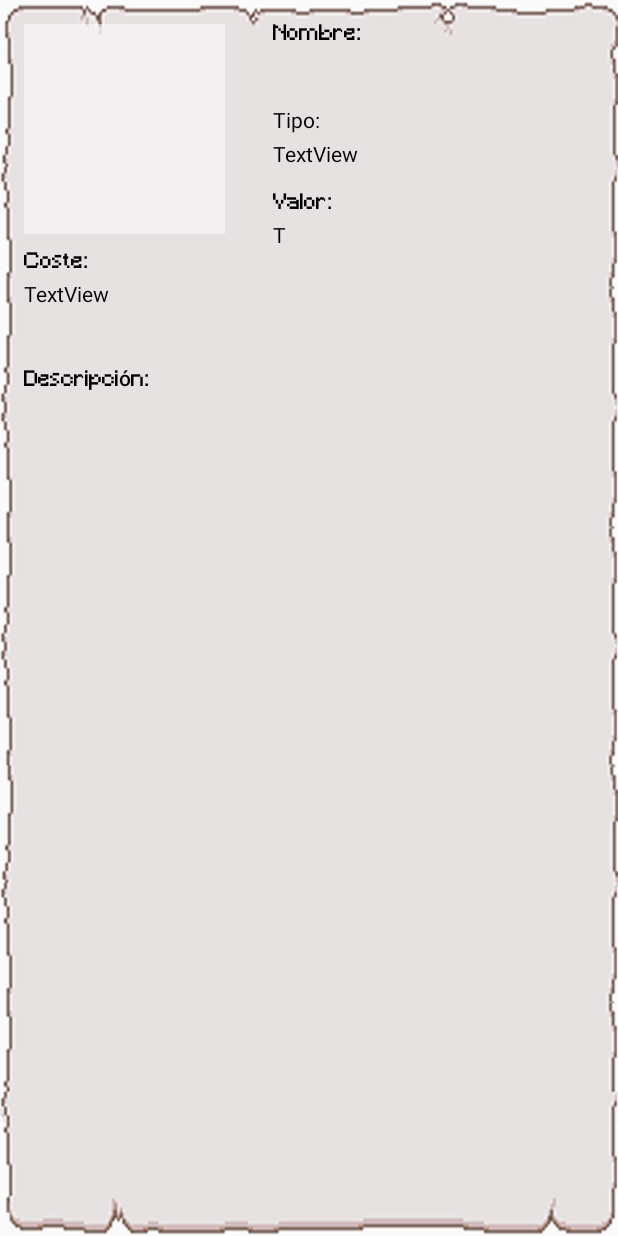
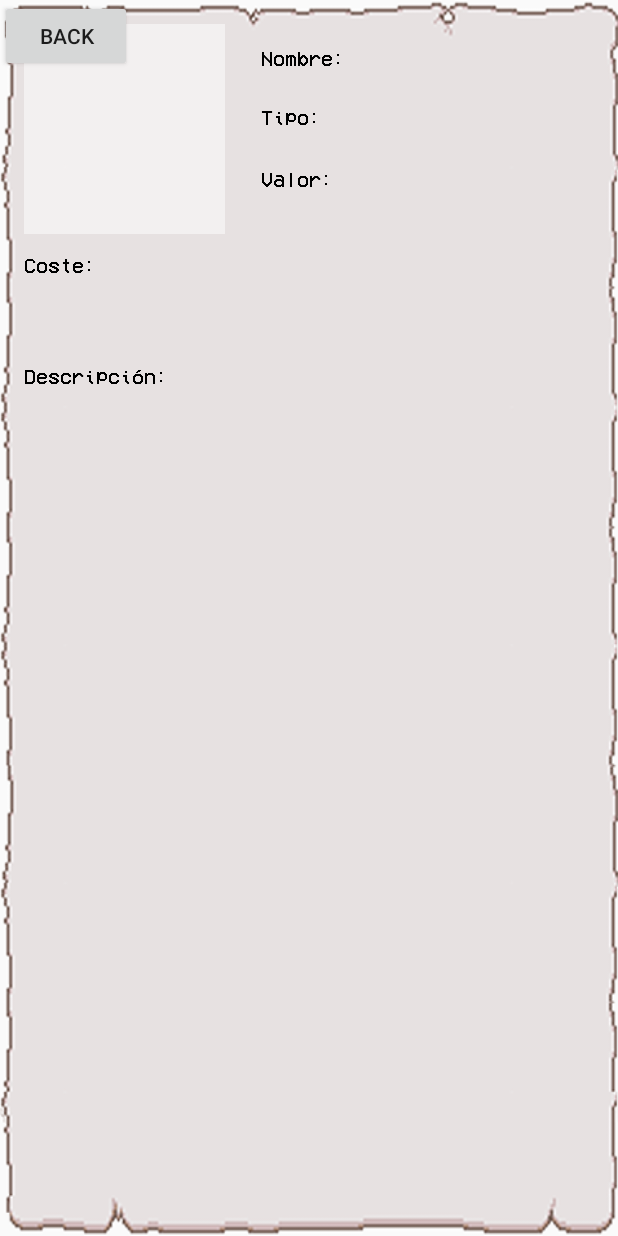
Before and after one commit to ArnauSotis/ProjecteApp, an Android app: the MostrarUnObjeto screen opened directly, with no data from a screen before it, on a phone screen of 412 x 824 dp. Run offline under Robolectric (Android 15) with nearby library versions, the phone set to English and light mode, and no system bars; our stand-ins replace Picasso; pictures from the network do not load; 1 statement that could not run was skipped.

Commit message:
tipo de letra en lista de objetos y mostrar objeto

```diff
--- a/app/src/main/res/layout/activity_login_gradbk.xml
+++ b/app/src/main/res/layout/activity_login_gradbk.xml
@@ -38,7 +38,7 @@
                 android:inputType="textEmailAddress"
                 android:maxLines="1"
                 android:padding="8dp"
-                android:textColor="@android:color/white"
+                android:textColor="#000"
                 android:textColorHint="#000" />
             <View
                 android:layout_width="match_parent"
@@ -58,7 +58,7 @@
                 android:inputType="textPassword"
                 android:maxLines="1"
                 android:padding="8dp"
-                android:textColor="@android:color/white"
+                android:textColor="#000"
                 android:textColorHint="#000" />
 
             <View
--- a/app/src/main/res/layout/lista_objetosv2.xml
+++ b/app/src/main/res/layout/lista_objetosv2.xml
@@ -13,6 +13,7 @@
         android:layout_height="wrap_content"
         android:layout_marginStart="30dp"
         android:layout_marginTop="35dp"
+        android:fontFamily="@font/vcr"
         android:text="Usuario:"
         android:textColor="#000"
         app:layout_constraintStart_toEndOf="@+id/image"
@@ -24,7 +25,7 @@
         android:layout_height="19dp"
         android:layout_marginStart="5dp"
         android:layout_marginTop="35dp"
-        android:fontFamily="@font/minecraft"
+        android:fontFamily="@font/vcr"
         android:text=""
         android:textColor="#000"
         app:layout_constraintStart_toEndOf="@+id/usario"
--- a/app/src/main/res/layout/objeto_datos_basico.xml
+++ b/app/src/main/res/layout/objeto_datos_basico.xml
@@ -12,6 +12,7 @@
         android:layout_height="wrap_content"
         android:layout_marginStart="16dp"
         android:layout_marginTop="24dp"
+        android:fontFamily="@font/vcr"
         android:text="Nombre:"
         android:textSize="15sp"
         android:textColor="#000"
@@ -25,6 +26,7 @@
         android:layout_marginBottom="29dp"
         android:layout_marginStart="16dp"
         android:layout_marginTop="10dp"
+        android:fontFamily="@font/vcr"
         android:text="Tipo:"
         android:textSize="15sp"
         android:textColor="#000"
@@ -52,7 +54,8 @@
         android:layout_marginBottom="29dp"
         android:layout_marginStart="5dp"
         android:layout_marginTop="5dp"
-        android:text="TextView"
+        android:fontFamily="@font/vcr"
+        android:text=""
         android:textSize="15sp"
         app:layout_constraintBottom_toBottomOf="parent"
         android:textColor="#000"
@@ -65,7 +68,8 @@
         android:layout_height="21dp"
         android:layout_marginStart="5dp"
         android:layout_marginTop="24dp"
-        android:text="TextView"
+        android:fontFamily="@font/vcr"
+        android:text=""
         android:textSize="15sp"
         android:textColor="#000"
         app:layout_constraintStart_toEndOf="@+id/nombre"
--- a/app/src/main/res/layout/objeto_entero.xml
+++ b/app/src/main/res/layout/objeto_entero.xml
@@ -11,35 +11,35 @@
 
     <TextView
         android:id="@+id/descripcion"
-        android:layout_width="wrap_content"
-        android:layout_height="wrap_content"
+        android:layout_width="106dp"
+        android:layout_height="26dp"
         android:layout_marginStart="16dp"
         android:layout_marginTop="88dp"
-        android:fontFamily="@font/minecraft"
+        android:fontFamily="@font/vcr"
         android:text="Descripción:"
+        android:textColor="#000"
         app:layout_constraintStart_toStartOf="parent"
-        android:textColor="#000"
         app:layout_constraintTop_toBottomOf="@+id/foto_obj" />
 
     <TextView
         android:id="@+id/coste"
-        android:layout_width="wrap_content"
-        android:layout_height="wrap_content"
+        android:layout_width="55dp"
+        android:layout_height="25dp"
         android:layout_marginStart="16dp"
-        android:layout_marginTop="12dp"
-        android:fontFamily="@font/minecraft"
+        android:layout_marginTop="14dp"
+        android:fontFamily="@font/vcr"
         android:text="Coste:"
+        android:textColor="#000"
         app:layout_constraintStart_toStartOf="parent"
-        android:textColor="#000"
         app:layout_constraintTop_toBottomOf="@+id/foto_obj" />
 
     <TextView
         android:id="@+id/valor"
-        android:layout_width="wrap_content"
-        android:layout_height="wrap_content"
-        android:layout_marginStart="32dp"
-        android:layout_marginTop="12dp"
-        android:fontFamily="@font/minecraft"
+        android:layout_width="55dp"
+        android:layout_height="23dp"
+        android:layout_marginStart="24dp"
+        android:layout_marginTop="17dp"
+        android:fontFamily="@font/vcr"
         android:text="Valor:"
         android:textColor="#000"
         app:layout_constraintStart_toEndOf="@+id/foto_obj"
@@ -47,11 +47,11 @@
 
     <TextView
         android:id="@+id/nombre"
-        android:layout_width="wrap_content"
-        android:layout_height="wrap_content"
-        android:layout_marginStart="32dp"
-        android:layout_marginTop="16dp"
-        android:fontFamily="@font/minecraft"
+        android:layout_width="59dp"
+        android:layout_height="24dp"
+        android:layout_marginStart="24dp"
+        android:layout_marginTop="32dp"
+        android:fontFamily="@font/vcr"
         android:text="Nombre:"
         android:textColor="#000"
         app:layout_constraintStart_toEndOf="@+id/foto_obj"
@@ -59,36 +59,35 @@
 
     <TextView
         android:id="@+id/tipo"
-        android:layout_width="wrap_content"
-        android:layout_height="wrap_content"
-        android:layout_marginStart="32dp"
-        android:layout_marginTop="12dp"
+        android:layout_width="44dp"
+        android:layout_height="23dp"
+        android:layout_marginStart="24dp"
+        android:layout_marginTop="15dp"
+        android:fontFamily="@font/vcr"
         android:text="Tipo:"
         android:textColor="#000"
         app:layout_constraintStart_toEndOf="@+id/foto_obj"
-        app:layout_constraintTop_toBottomOf="@+id/nombre_obj" />
+        app:layout_constraintTop_toBottomOf="@+id/nombre" />
 
     <TextView
         android:id="@+id/text_coste"
         android:layout_width="75dp"
         android:layout_height="24dp"
-        android:layout_marginStart="16dp"
-        android:layout_marginTop="3dp"
-        android:text="TextView"
+        android:layout_marginTop="14dp"
+        android:fontFamily="@font/vcr"
         android:textColor="#000"
-        app:layout_constraintStart_toStartOf="parent"
-        app:layout_constraintTop_toBottomOf="@+id/coste" />
+        app:layout_constraintStart_toEndOf="@+id/coste"
+        app:layout_constraintTop_toBottomOf="@+id/foto_obj" />
 
     <TextView
         android:id="@+id/text_valor"
-        android:layout_width="166dp"
+        android:layout_width="117dp"
         android:layout_height="24dp"
-        android:layout_marginStart="32dp"
-        android:layout_marginTop="3dp"
-        android:text="T"
+        android:layout_marginTop="17dp"
+        android:fontFamily="@font/vcr"
         android:textColor="#000"
-        app:layout_constraintStart_toEndOf="@+id/foto_obj"
-        app:layout_constraintTop_toBottomOf="@+id/valor" />
+        app:layout_constraintStart_toEndOf="@+id/valor"
+        app:layout_constraintTop_toBottomOf="@+id/tipo_obj" />
 
     <ImageView
         android:id="@+id/foto_obj"
@@ -102,25 +101,24 @@
 
     <TextView
         android:id="@+id/nombre_obj"
-        android:layout_width="166dp"
+        android:layout_width="99dp"
         android:layout_height="24dp"
-        android:layout_marginStart="32dp"
-        android:layout_marginTop="3dp"
+        android:layout_marginTop="32dp"
+        android:fontFamily="@font/vcr"
         android:text=""
         android:textColor="#000"
-        app:layout_constraintStart_toEndOf="@+id/foto_obj"
-        app:layout_constraintTop_toBottomOf="@+id/nombre" />
+        app:layout_constraintStart_toEndOf="@+id/nombre"
+        app:layout_constraintTop_toTopOf="parent" />
 
     <TextView
         android:id="@+id/tipo_obj"
         android:layout_width="166dp"
         android:layout_height="24dp"
-        android:layout_marginStart="32dp"
-        android:layout_marginTop="3dp"
-        android:text="TextView"
+        android:layout_marginTop="15dp"
+        android:fontFamily="@font/vcr"
         android:textColor="#000"
-        app:layout_constraintStart_toEndOf="@+id/foto_obj"
-        app:layout_constraintTop_toBottomOf="@+id/tipo" />
+        app:layout_constraintStart_toEndOf="@+id/tipo"
+        app:layout_constraintTop_toBottomOf="@+id/nombre" />
 
     <TextView
         android:id="@+id/text_descrip"
@@ -129,6 +127,7 @@
         android:layout_marginEnd="16dp"
         android:layout_marginStart="16dp"
         android:layout_marginTop="12dp"
+        android:fontFamily="@font/vcr"
         android:text=""
         app:layout_constraintEnd_toEndOf="parent"
         app:layout_constraintHorizontal_bias="0.0"
@@ -149,4 +148,12 @@
         app:layout_constraintEnd_toEndOf="parent"
         app:layout_constraintStart_toStartOf="parent"
         app:layout_constraintTop_toTopOf="parent" />
+
+    <Button
+        android:id="@+id/button"
+        android:layout_width="wrap_content"
+        android:layout_height="wrap_content"
+        android:text="Back"
+        tools:layout_editor_absoluteX="136dp"
+        tools:layout_editor_absoluteY="489dp" />
 </android.support.constraint.ConstraintLayout>
```
Also changed, not shown: app/src/main/res/font/vcr.ttf (added).
